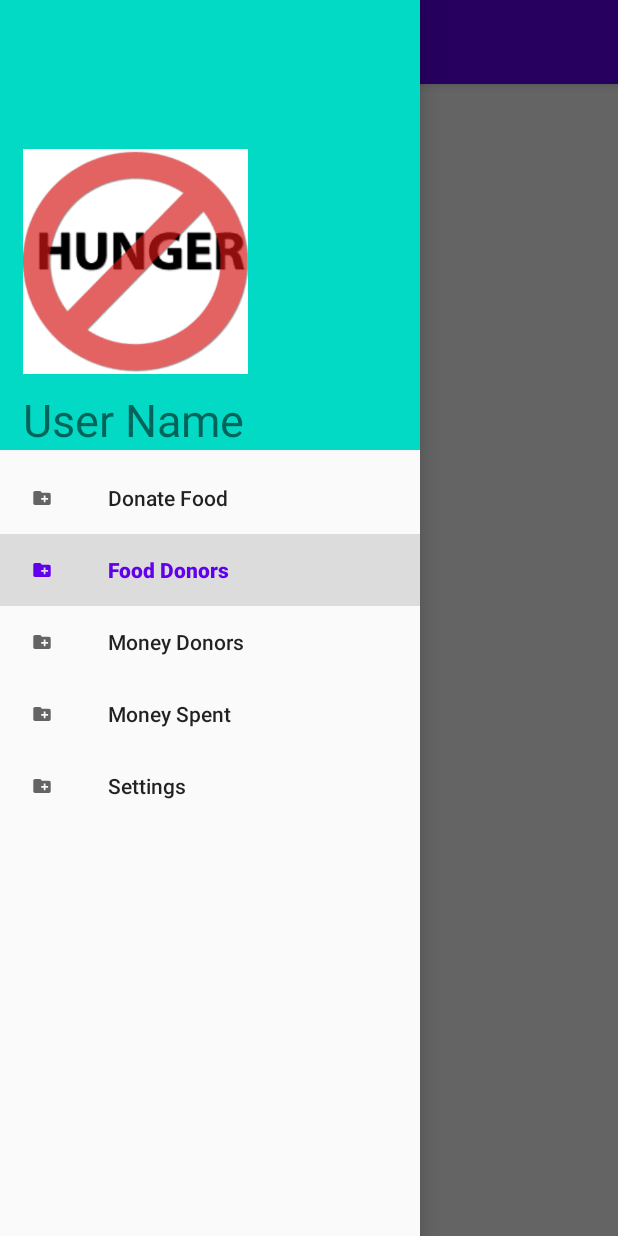
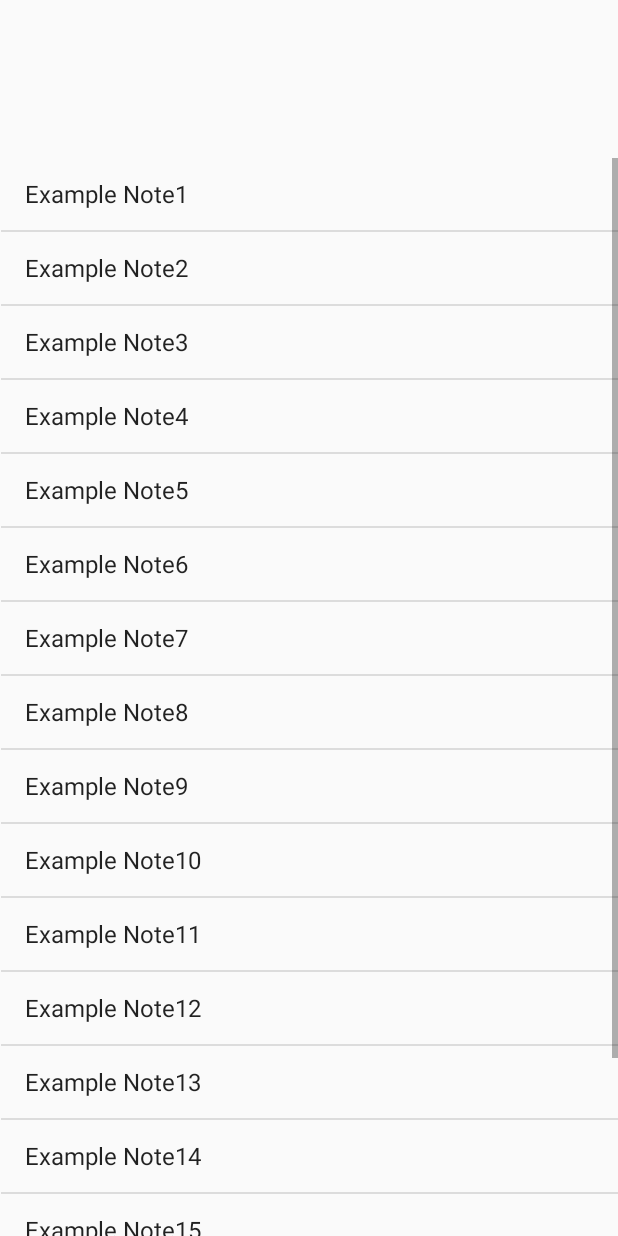
Before and after one commit to SaiThanoj/No-Hunger, an Android app: the screen it shows after launch (MainActivity before the commit, food_donors after it), in the side drawer, after a tap on "Food Donors", on a phone screen of 412 x 824 dp. Run offline under Robolectric (Android 15) with nearby library versions, the phone set to English and light mode, and no system bars.

Commit message:
navigation bar added and food donar is integreted to navigation bar

```diff
--- a/app/src/main/java/com/example/zerohunger/MainActivity.java
+++ b/app/src/main/java/com/example/zerohunger/MainActivity.java
@@ -52,19 +52,34 @@ public class MainActivity extends AppCompatActivity  implements NavigationView.O
         switch (menuItem.getItemId())
         {
             case R.id.donatefood:
-                Toast.makeText(getApplicationContext(),"Item 1 selected",Toast.LENGTH_SHORT).show();
+                //Toast.makeText(getApplicationContext(),"Item 1 selected",Toast.LENGTH_SHORT).show();
                 Intent intent = new Intent(getApplicationContext(),DonateFoodActivity.class);
                 //intent.putExtra("noteId",i);
                 startActivity(intent);
+                break;
 
             case R.id.fooddonors:
-                Toast.makeText(getApplicationContext(),"Item 2 selected",Toast.LENGTH_SHORT).show();
+                //Toast.makeText(getApplicationContext(),"Item 2 selected",Toast.LENGTH_SHORT).show();
+                Intent intent1 = new Intent(getApplicationContext(),food_donors.class);
+                //intent.putExtra("noteId",i);
+                startActivity(intent1);
+                break;
 
             case R.id.moneydonors:
-                Toast.makeText(getApplicationContext(),"Item 3 selected",Toast.LENGTH_SHORT).show();
+                //Toast.makeText(getApplicationContext(),"Item 3 selected",Toast.LENGTH_SHORT).show();
+                //Toast.makeText(getApplicationContext(),"Item 2 selected",Toast.LENGTH_SHORT).show();
+                Intent intent2 = new Intent(getApplicationContext(),money_donors.class);
+                //intent.putExtra("noteId",i);
+                startActivity(intent2);
+                break;
+
 
             case R.id.moneyspent:
-                Toast.makeText(getApplicationContext(),"Item 4 selected",Toast.LENGTH_SHORT).show();
+                //Toast.makeText(getApplicationContext(),"Item 4 selected",Toast.LENGTH_SHORT).show();
+                Intent intent3 = new Intent(getApplicationContext(),money_spent.class);
+                //intent.putExtra("noteId",i);
+                startActivity(intent3);
+                break;
 
             case R.id.settings:
                 Toast.makeText(getApplicationContext(),"Item 5 selected",Toast.LENGTH_SHORT).show();
--- /dev/null
+++ b/app/src/main/java/com/example/zerohunger/food_donors.java
@@ -0,0 +1,55 @@
+package com.example.zerohunger;
+
+import androidx.appcompat.app.AppCompatActivity;
+
+import android.content.Intent;
+import android.os.Bundle;
+import android.view.View;
+import android.widget.AdapterView;
+import android.widget.ArrayAdapter;
+import android.widget.ListView;
+
+import java.util.ArrayList;
+
+public class food_donors extends AppCompatActivity {
+    ArrayList<String> notes = new ArrayList<>();
+
+    @Override
+    protected void onCreate(Bundle savedInstanceState) {
+        super.onCreate(savedInstanceState);
+        setContentView(R.layout.activity_food_donors);
+
+        ListView list_of_donors = findViewById(R.id.list_of_donors);
+        notes.add("Example Note1");
+        notes.add("Example Note2");
+        notes.add("Example Note3");
+        notes.add("Example Note4");
+        notes.add("Example Note5");
+        notes.add("Example Note6");
+        notes.add("Example Note7");
+        notes.add("Example Note8");
+        notes.add("Example Note9");
+        notes.add("Example Note10");
+        notes.add("Example Note11");
+        notes.add("Example Note12");
+        notes.add("Example Note13");
+        notes.add("Example Note14");
+        notes.add("Example Note15");
+        notes.add("Example Note16");
+        notes.add("Example Note17");
+        notes.add("Example Note18");
+
+
+        ArrayAdapter arrayAdapter = new ArrayAdapter(this, android.R.layout.simple_list_item_1,notes);
+        list_of_donors.setAdapter(arrayAdapter);
+
+        list_of_donors.setOnItemClickListener(new AdapterView.OnItemClickListener() {
+            @Override
+            public void onItemClick(AdapterView<?> adapterView, View view, int i, long l) {
+                Intent intent = new Intent(getApplicationContext(),ListActivity1.class);
+                intent.putExtra("noteId",i);
+                startActivity(intent);
+            }
+        });
+    }
+}
--- /dev/null
+++ b/app/src/main/java/com/example/zerohunger/money_donors.java
@@ -0,0 +1,53 @@
+package com.example.zerohunger;
+
+import androidx.appcompat.app.AppCompatActivity;
+
+import android.content.Intent;
+import android.os.Bundle;
+import android.view.View;
+import android.widget.AdapterView;
+import android.widget.ArrayAdapter;
+import android.widget.ListView;
+
+import java.util.ArrayList;
+
+public class money_donors extends AppCompatActivity {
+
+    ArrayList<String> notes = new ArrayList<>();
+
+    @Override
+    protected void onCreate(Bundle savedInstanceState) {
+        super.onCreate(savedInstanceState);
+        setContentView(R.layout.activity_money_donors);
+
+
+        ListView list_of_donors = findViewById(R.id.list_of_donors);
+        notes.add("Example Note1");
+        notes.add("Example Note2");
+        notes.add("Example Note3");
+        notes.add("Example Note4");
+        notes.add("Example Note5");
+        notes.add("Example Note6");
+        notes.add("Example Note7");
+        notes.add("Example Note8");
+        notes.add("Example Note9");
+        notes.add("Example Note10");
+        notes.add("Example Note11");
+        notes.add("Example Note12");
+        notes.add("Example Note13");
+        notes.add("Example Note14");
+        notes.add("Example Note15");
+
+        ArrayAdapter arrayAdapter = new ArrayAdapter(this, android.R.layout.simple_list_item_1,notes);
+        list_of_donors.setAdapter(arrayAdapter);
+
+        list_of_donors.setOnItemClickListener(new AdapterView.OnItemClickListener() {
+            @Override
+            public void onItemClick(AdapterView<?> adapterView, View view, int i, long l) {
+                Intent intent = new Intent(getApplicationContext(),ListActivity2.class);
+                intent.putExtra("noteId",i);
+                startActivity(intent);
+            }
+        });
+    }
+}
--- /dev/null
+++ b/app/src/main/res/layout/activity_food_donors.xml
@@ -0,0 +1,23 @@
+<?xml version="1.0" encoding="utf-8"?>
+<androidx.constraintlayout.widget.ConstraintLayout xmlns:android="http://schemas.android.com/apk/res/android"
+    xmlns:app="http://schemas.android.com/apk/res-auto"
+    xmlns:tools="http://schemas.android.com/tools"
+    android:layout_width="match_parent"
+    android:layout_height="match_parent"
+    tools:context=".MainActivity">
+
+    <ListView
+        android:id="@+id/list_of_donors"
+        android:layout_width="411dp"
+        android:layout_height="729dp"
+        android:layout_marginStart="8dp"
+        android:layout_marginLeft="8dp"
+        android:layout_marginTop="124dp"
+        android:layout_marginEnd="8dp"
+        android:layout_marginRight="8dp"
+        android:layout_marginBottom="8dp"
+        app:layout_constraintBottom_toBottomOf="parent"
+        app:layout_constraintEnd_toEndOf="parent"
+        app:layout_constraintStart_toStartOf="parent"
+        app:layout_constraintTop_toTopOf="parent" />
+</androidx.constraintlayout.widget.ConstraintLayout>
```
Also changed, not shown: app/src/main/AndroidManifest.xml (+7 -1 lines), app/src/main/java/com/example/zerohunger/ListActivity1.java (added, +14 -0 lines), app/src/main/java/com/example/zerohunger/ListActivity2.java (added, +14 -0 lines), app/src/main/java/com/example/zerohunger/ListAtivity3.java (added, +14 -0 lines), app/src/main/java/com/example/zerohunger/money_spent.java (added, +48 -0 lines), app/src/main/res/layout/activity_list1.xml (added, +9 -0 lines), app/src/main/res/layout/activity_list2.xml (added, +9 -0 lines), app/src/main/res/layout/activity_list_ativity3.xml (added, +9 -0 lines), app/src/main/res/layout/activity_money_donors.xml (added, +23 -0 lines), app/src/main/res/layout/activity_money_spent.xml (added, +23 -0 lines).
